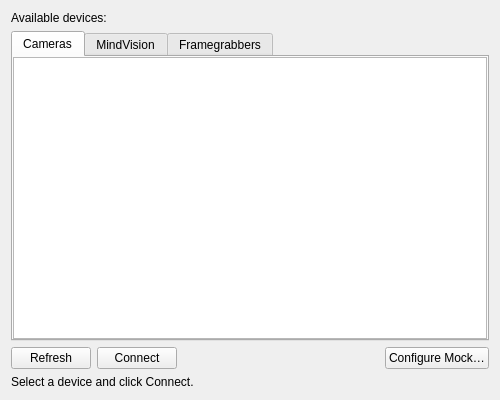
The window that resources/ui/ConnectTab.ui (KPT1020/mib-studio-qt) describes before a commit, drawn with Qt 5.
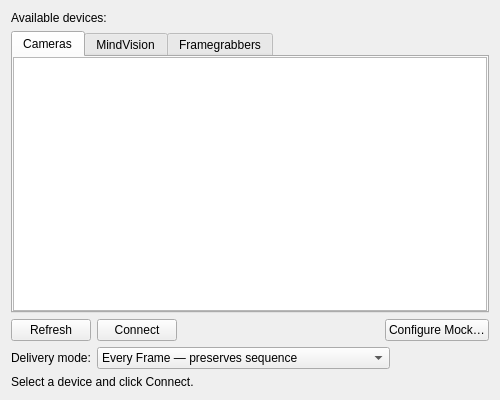
The same window after the commit.

Commit message: UI: persistent acquisition-mode control, per-profile persistence, experiment safeguard (#332)

```diff
--- a/resources/ui/ConnectTab.ui
+++ b/resources/ui/ConnectTab.ui
@@ -141,6 +141,47 @@
      </item>
     </layout>
    </item>
+   <item>
+    <layout class="QHBoxLayout" name="deliveryModeLayout">
+     <item>
+      <widget class="QLabel" name="deliveryModeCaption">
+       <property name="text">
+        <string>Delivery mode:</string>
+       </property>
+      </widget>
+     </item>
+     <item>
+      <widget class="QComboBox" name="deliveryModeCombo">
+       <property name="toolTip">
+        <string>Frame delivery policy applied at the camera SDK queue. A change while capturing applies at the next capture start.</string>
+       </property>
+       <item>
+        <property name="text">
+         <string>Every Frame — preserves sequence</string>
+        </property>
+       </item>
+       <item>
+        <property name="text">
+         <string>Latest Frame — lowest latency; may drop frames</string>
+        </property>
+       </item>
+      </widget>
+     </item>
+     <item>
+      <spacer name="deliveryModeSpacer">
+       <property name="orientation">
+        <enum>Qt::Horizontal</enum>
+       </property>
+       <property name="sizeHint" stdset="0">
+        <size>
+         <width>40</width>
+         <height>20</height>
+        </size>
+       </property>
+      </spacer>
+     </item>
+    </layout>
+   </item>
    <item>
     <widget class="QLabel" name="statusLabel">
      <property name="text">
```
The commit also changes 11 other files.
